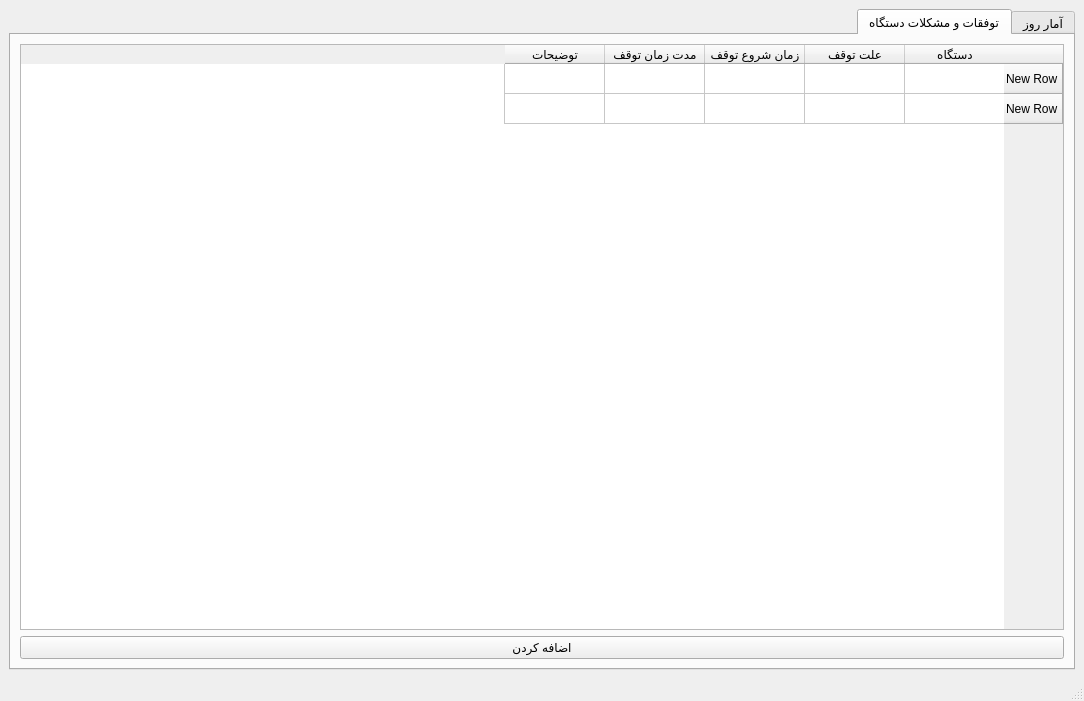
Before: the Qt Designer form prod_stat_sl.ui in Ah00ra/CMMS, drawn with Qt 5.
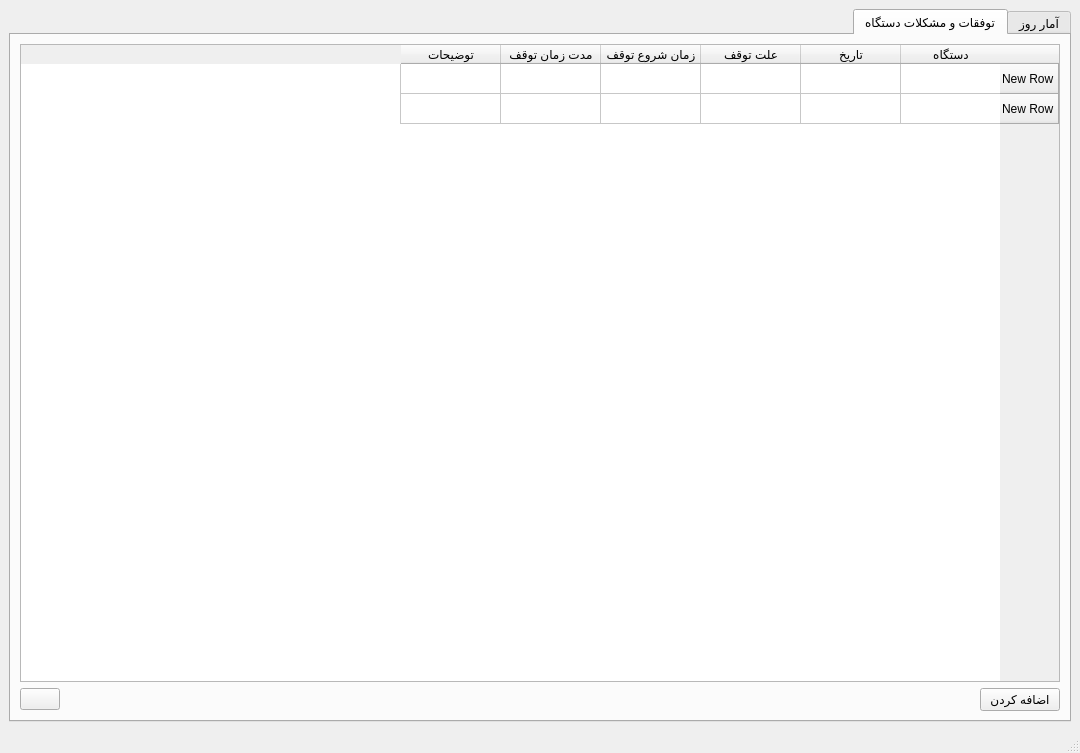
After: the same form once the commit is applied.

Commit message: right click and delete in failure stat.

Diff of the .ui file:
```diff
--- a/prod_stat_sl.ui
+++ b/prod_stat_sl.ui
@@ -6,8 +6,8 @@
    <rect>
     <x>0</x>
     <y>0</y>
-    <width>1084</width>
-    <height>701</height>
+    <width>1080</width>
+    <height>753</height>
    </rect>
   </property>
   <property name="windowTitle">
@@ -69,8 +69,14 @@
         <string>توفقات و مشکلات دستگاه</string>
        </attribute>
        <layout class="QGridLayout" name="gridLayout_2">
-        <item row="0" column="0">
-         <widget class="QTableWidget" name="tableWidget">
+        <item row="0" column="0" colspan="3">
+         <widget class="QTableWidget" name="prodTable">
+          <property name="selectionBehavior">
+           <enum>QAbstractItemView::SelectRows</enum>
+          </property>
+          <property name="sortingEnabled">
+           <bool>true</bool>
+          </property>
           <row>
            <property name="text">
             <string>New Row</string>
@@ -86,6 +92,11 @@
             <string>دستگاه</string>
            </property>
           </column>
+          <column>
+           <property name="text">
+            <string>تاریخ</string>
+           </property>
+          </column>
           <column>
            <property name="text">
             <string>علت توقف</string>
@@ -115,6 +126,26 @@
           </property>
          </widget>
         </item>
+        <item row="1" column="1">
+         <spacer name="horizontalSpacer">
+          <property name="orientation">
+           <enum>Qt::Horizontal</enum>
+          </property>
+          <property name="sizeHint" stdset="0">
+           <size>
+            <width>40</width>
+            <height>20</height>
+           </size>
+          </property>
+         </spacer>
+        </item>
+        <item row="1" column="2">
+         <widget class="QPushButton" name="refreshBtn">
+          <property name="text">
+           <string/>
+          </property>
+         </widget>
+        </item>
        </layout>
       </widget>
      </widget>
```
Left out of the diff: 14 changed lines with no effect on the pictures. The commit also changes 9 other files.
